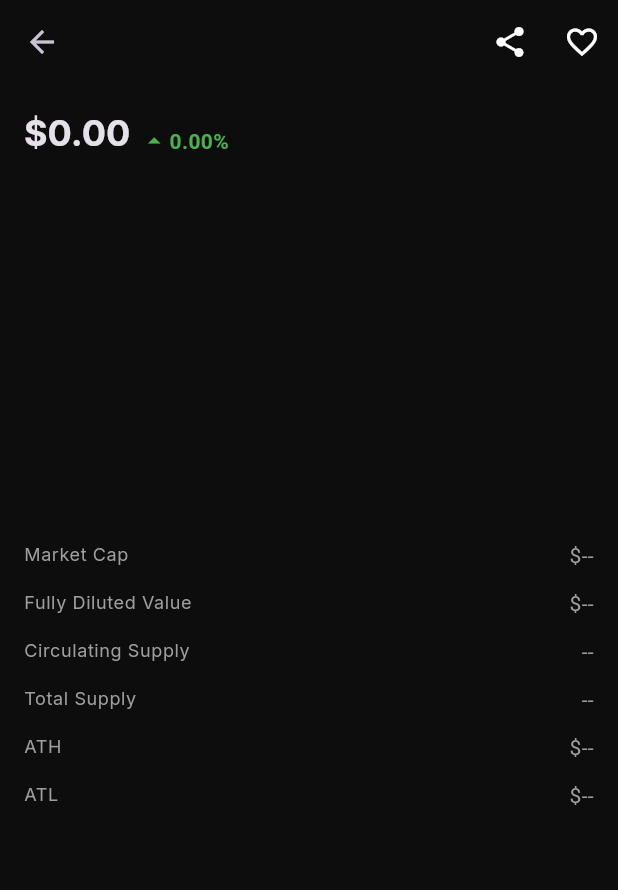
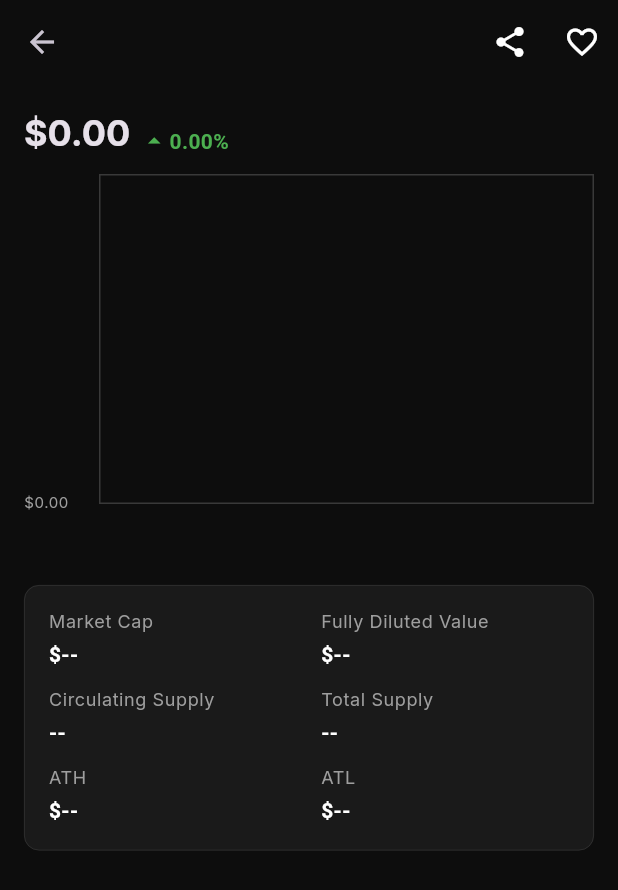
Before and after one commit to abdGhost/rwa_app, a Flutter app: the CoinDetailScreen screen opened directly with empty values, on a phone screen of 412 x 824 dp. Shown: the top 890 px of the screen. Run offline on Flutter 3.47's test engine with Material 3 defaults, Android fonts, the phone set to English and light mode, and no system bars; drawn by our look-alikes of fl_chart; our stand-ins replace flutter_riverpod, flutter_svg, flutter_switch, flutter_widget_from_html, google_fonts, share_plus and 1 more; accounts and stored records are empty; network calls fail.

Commit message:
worked on coin details screen

```diff
--- a/lib/screens/coin_details_screen.dart
+++ b/lib/screens/coin_details_screen.dart
@@ -15,7 +15,6 @@ class CoinDetailScreen extends StatefulWidget {
 }
 
 class _CoinDetailScreenState extends State<CoinDetailScreen> {
-  int selectedIndex = 1;
   bool isFavorite = false;
   bool isLoading = true;
   Map<String, dynamic>? coin;
@@ -65,6 +64,14 @@ class _CoinDetailScreenState extends State<CoinDetailScreen> {
         final List<dynamic> chartRaw = json.decode(chartRes.body)['graphData'];
         final List<double> closePrices =
             chartRaw.map((e) => (e[4] as num).toDouble()).toList();
+
+        // 🛑 PRINT FULL graphRaw DATA HERE
+        debugPrint('📈 Full Graph Data:');
+        for (var point in chartRaw) {
+          debugPrint(
+            'Time: ${point[0]}, Open: ${point[1]}, High: ${point[2]}, Low: ${point[3]}, Close: ${point[4]}',
+          );
+        }
 
         setState(() {
           coin = coinData;
@@ -210,15 +217,91 @@ class _CoinDetailScreenState extends State<CoinDetailScreen> {
   }
 
   Widget _buildChartSection(ThemeData theme, List<FlSpot> chartData) {
+    final minPrice = trend.isEmpty ? 0 : trend.reduce((a, b) => a < b ? a : b);
+    final maxPrice = trend.isEmpty ? 0 : trend.reduce((a, b) => a > b ? a : b);
+
     return SizedBox(
-      height: 220,
+      height: 250,
       child: Padding(
-        padding: const EdgeInsets.symmetric(horizontal: 12),
+        padding: const EdgeInsets.symmetric(horizontal: 16),
         child: LineChart(
           LineChartData(
-            gridData: FlGridData(show: false),
-            borderData: FlBorderData(show: false),
-            titlesData: FlTitlesData(show: false),
+            gridData: FlGridData(
+              show: true,
+              drawVerticalLine: true,
+              horizontalInterval: (maxPrice - minPrice) / 4,
+              verticalInterval: 5,
+              getDrawingHorizontalLine:
+                  (_) => FlLine(
+                    color: Colors.grey.withOpacity(0.2),
+                    strokeWidth: 1,
+                  ),
+              getDrawingVerticalLine:
+                  (_) => FlLine(
+                    color: Colors.grey.withOpacity(0.2),
+                    strokeWidth: 1,
+                  ),
+            ),
+            borderData: FlBorderData(
+              show: true,
+              border: Border.all(color: Colors.grey.withOpacity(0.3)),
+            ),
+            titlesData: FlTitlesData(
+              leftTitles: AxisTitles(
+                sideTitles: SideTitles(
+                  showTitles: true,
+                  reservedSize: 50, // ⬅️ add padding space for Y-axis
+                  getTitlesWidget: (value, meta) {
+                    return Padding(
+                      padding: const EdgeInsets.only(
+                        right: 8,
+                      ), // ⬅️ move inside a bit
+                      child: Text(
+                        '\$${value.toStringAsFixed(2)}',
+                        style: theme.textTheme.bodySmall?.copyWith(
+                          fontSize: 10,
+                          color: Colors.grey,
+                        ),
+                      ),
+                    );
+                  },
+                ),
+              ),
+              bottomTitles: AxisTitles(
+                sideTitles: SideTitles(
+                  showTitles: true,
+                  reservedSize: 30, // ⬅️ space below for X-axis titles
+                  interval: 8,
+                  getTitlesWidget: (value, meta) {
+                    if (value < 0 || value.toInt() >= trend.length)
+                      return const SizedBox.shrink();
+                    DateTime time = DateTime.now().subtract(
+                      Duration(minutes: (trend.length - value.toInt()) * 30),
+                    );
+                    String formatted =
+                        '${time.hour}:${time.minute.toString().padLeft(2, '0')}';
+                    return Padding(
+                      padding: const EdgeInsets.only(
+                        top: 6,
+                      ), // ⬅️ move text down
+                      child: Text(
+                        formatted,
+                        style: theme.textTheme.bodySmall?.copyWith(
+                          fontSize: 10,
+                          color: Colors.grey,
+                        ),
+                      ),
+                    );
+                  },
+                ),
+              ),
+              topTitles: AxisTitles(sideTitles: SideTitles(showTitles: false)),
+              rightTitles: AxisTitles(
+                sideTitles: SideTitles(showTitles: false),
+              ),
+            ),
+            minY: minPrice * 0.98,
+            maxY: maxPrice * 1.02,
             lineBarsData: [
               LineChartBarData(
                 spots: chartData,
@@ -230,7 +313,17 @@ class _CoinDetailScreenState extends State<CoinDetailScreen> {
                 ),
                 barWidth: 2,
                 dotData: FlDotData(show: false),
-                belowBarData: BarAreaData(show: false),
+                belowBarData: BarAreaData(
+                  show: true,
+                  gradient: LinearGradient(
+                    colors: [
+                      const Color(0xFF16C784).withOpacity(0.2),
+                      Colors.transparent,
+                    ],
+                    begin: Alignment.topCenter,
+                    end: Alignment.bottomCenter,
+                  ),
+                ),
               ),
             ],
           ),
@@ -242,67 +335,94 @@ class _CoinDetailScreenState extends State<CoinDetailScreen> {
   Widget _buildOverviewSection(ThemeData theme) {
     return Padding(
       padding: const EdgeInsets.symmetric(horizontal: 16),
+      child: Container(
+        decoration: BoxDecoration(
+          color: theme.cardColor,
+          borderRadius: BorderRadius.circular(10),
+          border: Border.all(color: Colors.grey.withOpacity(0.2), width: 0.5),
+        ),
+        padding: const EdgeInsets.all(16),
         child: Column(
           children: [
             _buildOverviewRow(
               'Market Cap',
-            '\$${coin?['market_data']['market_cap']['usd'] ?? '--'}',
+              '\$${_formatValue(coin?['market_data']['market_cap']['usd'])}',
+              'Total value of all circulating coins.',
+              'Fully Diluted Value',
+              '\$${_formatValue(coin?['market_data']['fully_diluted_valuation']['usd'])}',
+              'Estimated market cap at full supply.',
             ),
-          _buildOverviewRow(
-            'Fully Diluted Value',
-            '\$${_abbreviateNumber(coin?['market_data']['fully_diluted_valuation']['usd'])}',
-          ),
+            const SizedBox(height: 12),
             _buildOverviewRow(
               'Circulating Supply',
-            _abbreviateNumber(coin?['market_data']['circulating_supply']),
+              _formatValue(coin?['market_data']['circulating_supply']),
+              'Coins actively trading.',
+              'Total Supply',
+              _formatValue(coin?['market_data']['total_supply']),
+              'Maximum coins in existence.',
             ),
-          _buildOverviewRow(
-            'Total Supply',
-            _abbreviateNumber(coin?['market_data']['total_supply']),
-          ),
+            const SizedBox(height: 12),
             _buildOverviewRow(
               'ATH',
               '\$${coin?['market_data']['ath']['usd']?.toStringAsFixed(2) ?? '--'}',
-          ),
-          _buildOverviewRow(
+              'All-Time Highest price.',
               'ATL',
               '\$${coin?['market_data']['atl']['usd']?.toStringAsFixed(2) ?? '--'}',
+              'All-Time Lowest price.',
             ),
           ],
+        ),
       ),
     );
   }
 
-  Widget _buildOverviewRow(String title, String value) {
+  Widget _buildOverviewRow(
+    String title1,
+    String value1,
+    String subtitle1,
+    String title2,
+    String value2,
+    String subtitle2,
+  ) {
     final theme = Theme.of(context);
-    return Padding(
-      padding: const EdgeInsets.only(bottom: 12),
-      child: Row(
+    return Row(
+      crossAxisAlignment: CrossAxisAlignment.start,
       children: [
-          Expanded(
-            child: Text(
+        Expanded(child: _buildOverviewItem(theme, title1, value1)),
+        const SizedBox(width: 16),
+        Expanded(child: _buildOverviewItem(theme, title2, value2)),
+      ],
+    );
+  }
+
+  Widget _buildOverviewItem(ThemeData theme, String title, String value) {
+    return Column(
+      crossAxisAlignment: CrossAxisAlignment.start,
+      children: [
+        Text(
           title,
-              style: theme.textTheme.bodySmall?.copyWith(color: Colors.grey),
+          style: theme.textTheme.bodySmall?.copyWith(
+            color: Colors.grey,
+            fontSize: 12,
           ),
         ),
-          Expanded(
-            child: Text(
+        const SizedBox(height: 4),
+        Text(
           value,
-              textAlign: TextAlign.end,
-              style: theme.textTheme.bodyMedium,
+          style: theme.textTheme.bodyMedium?.copyWith(
+            fontWeight: FontWeight.w600,
+            color: theme.textTheme.bodyLarge?.color,
+            fontSize: 14,
           ),
         ),
       ],
-      ),
     );
   }
 
-  String _abbreviateNumber(dynamic numVal) {
+  String _formatValue(dynamic numVal) {
     if (numVal == null) return "--";
     final num number =
-        (numVal is int || numVal is double)
-            ? numVal
-            : double.tryParse(numVal.toString()) ?? 0;
+        (numVal is num) ? numVal : double.tryParse(numVal.toString()) ?? 0;
     if (number >= 1e12) return '${(number / 1e12).toStringAsFixed(2)}T';
     if (number >= 1e9) return '${(number / 1e9).toStringAsFixed(2)}B';
     if (number >= 1e6) return '${(number / 1e6).toStringAsFixed(2)}M';
```
Lines whose indentation alone changed are shown as unchanged.
